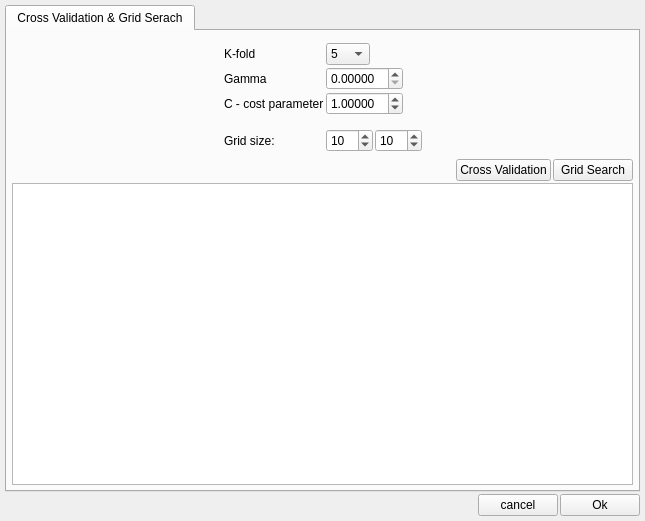
Before: the Qt Designer form annot/gui/validationdlg.ui in manerotoni/afw, drawn with Qt 5.
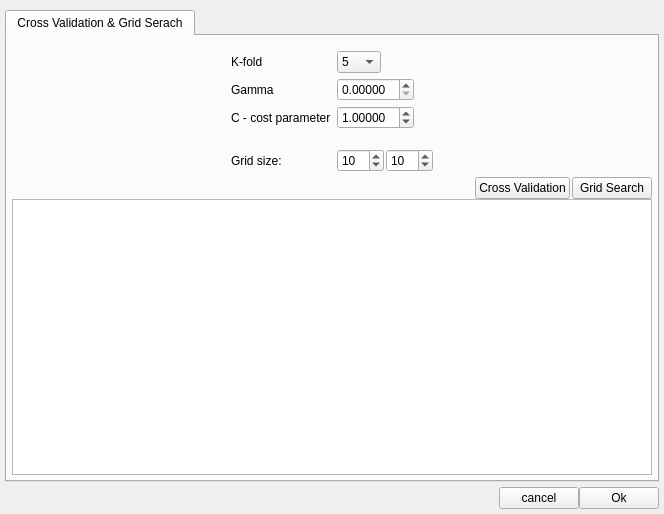
After: the same form once the commit is applied. Icons and pictures are not drawn.

Commit message: dialog for cross validation changed

```diff
--- a/annot/gui/validationdlg.ui
+++ b/annot/gui/validationdlg.ui
@@ -6,8 +6,8 @@
    <rect>
     <x>0</x>
     <y>0</y>
-    <width>645</width>
-    <height>521</height>
+    <width>664</width>
+    <height>514</height>
    </rect>
   </property>
   <property name="windowTitle">
@@ -18,7 +18,19 @@
     <normaloff>:/annotationtool.svg</normaloff>:/annotationtool.svg</iconset>
   </property>
   <layout class="QGridLayout" name="gridLayout_2">
-   <property name="margin">
+   <property name="leftMargin">
+    <number>5</number>
+   </property>
+   <property name="topMargin">
+    <number>10</number>
+   </property>
+   <property name="rightMargin">
+    <number>5</number>
+   </property>
+   <property name="bottomMargin">
+    <number>5</number>
+   </property>
+   <property name="verticalSpacing">
     <number>5</number>
    </property>
    <item row="0" column="0">
@@ -31,6 +43,9 @@
        <string>Cross Validation &amp;&amp; Grid Serach</string>
       </attribute>
       <layout class="QVBoxLayout" name="verticalLayout">
+       <property name="spacing">
+        <number>0</number>
+       </property>
        <property name="margin">
         <number>5</number>
        </property>
@@ -61,6 +76,15 @@
             <property name="fieldGrowthPolicy">
              <enum>QFormLayout::FieldsStayAtSizeHint</enum>
             </property>
+            <property name="horizontalSpacing">
+             <number>-1</number>
+            </property>
+            <property name="verticalSpacing">
+             <number>5</number>
+            </property>
+            <property name="margin">
+             <number>5</number>
+            </property>
             <item row="0" column="0">
              <layout class="QHBoxLayout" name="hbox1"/>
             </item>
@@ -245,6 +269,12 @@
    </item>
    <item row="1" column="0">
     <layout class="QHBoxLayout" name="hbox5">
+     <property name="spacing">
+      <number>-1</number>
+     </property>
+     <property name="bottomMargin">
+      <number>0</number>
+     </property>
      <item>
       <spacer name="hspacer">
        <property name="orientation">
```
Left out of the diff: 19 changed lines with no effect on the pictures. The commit also changes 5 other files.
